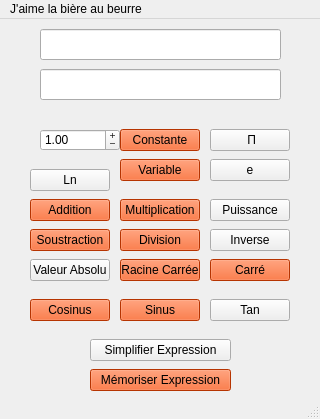
First picture: the form in saisieexpressionIHM.ui, repository obalise/ExpressionProject, before the edit.
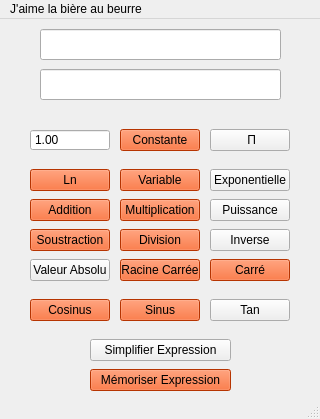
Second picture: the form after the edit.

Commit message: Racine carrée affiche symbole √ au lieu de sqrt()

What changed in the file:
```diff
--- a/saisieexpressionIHM.ui
+++ b/saisieexpressionIHM.ui
@@ -217,7 +217,7 @@
    <widget class="QDoubleSpinBox" name="SpinBox_Constante">
     <property name="geometry">
      <rect>
-      <x>40</x>
+      <x>30</x>
       <y>110</y>
       <width>80</width>
       <height>22</height>
@@ -239,7 +239,7 @@
      <bool>false</bool>
     </property>
     <property name="buttonSymbols">
-     <enum>QAbstractSpinBox::PlusMinus</enum>
+     <enum>QAbstractSpinBox::NoButtons</enum>
     </property>
     <property name="keyboardTracking">
      <bool>true</bool>
@@ -258,7 +258,7 @@
     <property name="geometry">
      <rect>
       <x>120</x>
-      <y>140</y>
+      <y>150</y>
       <width>80</width>
       <height>22</height>
      </rect>
@@ -367,6 +367,19 @@
       <height>22</height>
      </rect>
     </property>
+    <property name="styleSheet">
+     <string notr="true">QPushButton{
+	background-color: #FF4901
+}
+
+QPushButton:pressed{
+	background-color: #FFA500
+}
+
+QPushButton:hover{
+	background-color: #63C5DA
+}</string>
+    </property>
     <property name="text">
      <string>Ln</string>
     </property>
@@ -453,13 +466,13 @@
     <property name="geometry">
      <rect>
       <x>210</x>
-      <y>140</y>
+      <y>150</y>
       <width>80</width>
       <height>22</height>
      </rect>
     </property>
     <property name="text">
-     <string>e</string>
+     <string>Exponentielle</string>
     </property>
    </widget>
    <widget class="QPushButton" name="Bouton_RacineCarree">
```
The commit also changes 1 other file.
